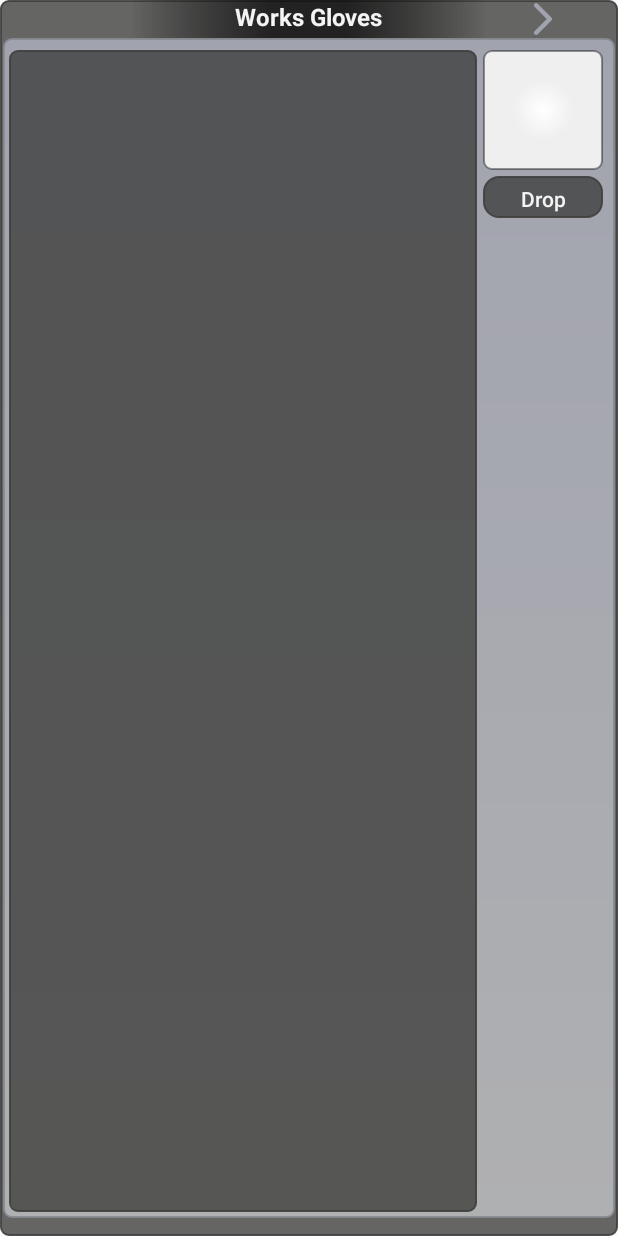
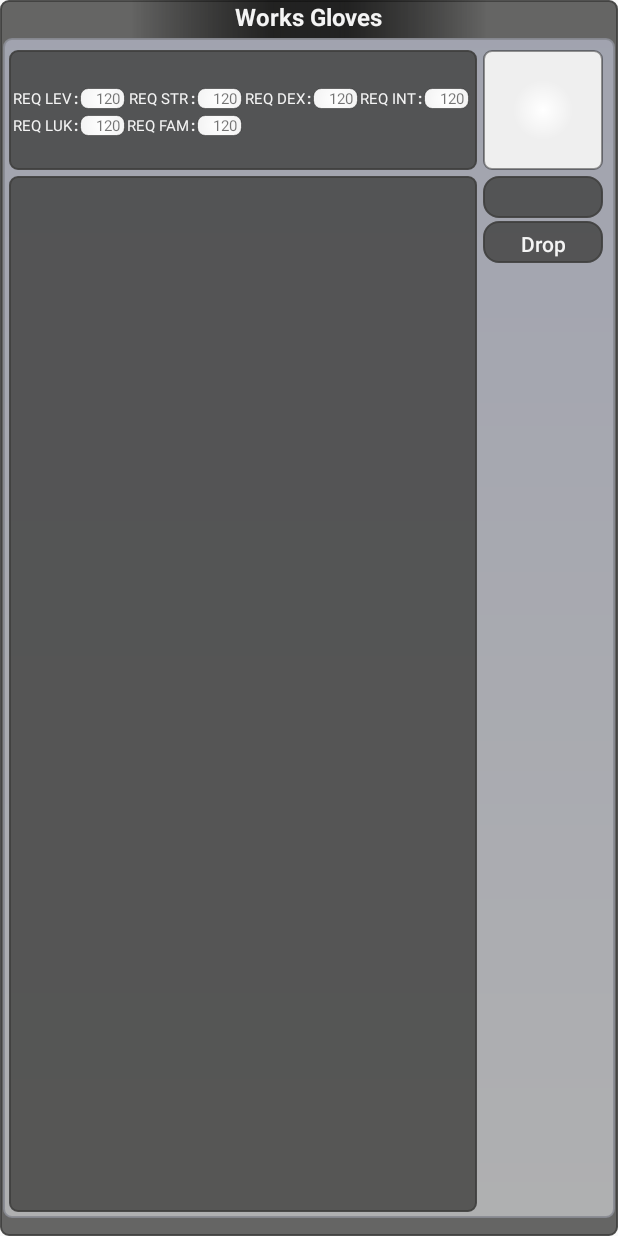
Before and after one commit to yakir4123/MapleMobilePrivate, an Android app: the layout fragment_item_info.xml on its own in the app's theme, with its tools: preview values and no code run, on a phone screen of 412 x 824 dp. Run offline under Robolectric (Android 15) with nearby library versions, the phone set to English and light mode, and no system bars.

Commit message:
Tools window for inventory and equipped items are complete

```diff
--- a/app/src/main/java/com/bapplications/maplemobile/gameplay/player/inventory/Inventory.java
+++ b/app/src/main/java/com/bapplications/maplemobile/gameplay/player/inventory/Inventory.java
@@ -44,5 +44,11 @@ public class Inventory {
         return true;
     }
 
+    public boolean unequipItem(Equip item) {
+        Equip equip = getEquippedInventory().unequipItem(EquipData.get(item.getItemId()).getEqSlot());
+        inventories.get(InventoryType.Id.EQUIP).add(equip);
+        return true;
+    }
+
 
 }
--- a/app/src/main/java/com/bapplications/maplemobile/gameplay/player/look/CharLook.java
+++ b/app/src/main/java/com/bapplications/maplemobile/gameplay/player/look/CharLook.java
@@ -127,6 +127,11 @@ public class CharLook {
     public void addEquip(Integer itemid) {
         equips.addEquip(itemid, drawInfo);
 //        updatetwohanded();
+    }
+
+    public void removeEquip(Integer itemid) {
+        equips.removeEquip(itemid, drawInfo);
+        //        updatetwohanded();
     }
 
     public void draw(DrawArgument args, float alpha) {
--- a/app/src/main/java/com/bapplications/maplemobile/ui/GameFragment.kt
+++ b/app/src/main/java/com/bapplications/maplemobile/ui/GameFragment.kt
@@ -23,8 +23,7 @@ class GameFragment : Fragment() {
         gameGLSurfaceView?.gameEngine?.registerListener(uiManager)
     }
 
-    fun changeMap(mapId: Int) = gameGLSurfaceView!!.queueEvent { gameGLSurfaceView?.gameEngine?.changeMap(mapId, "sp") }
-    fun getGameEngine() = gameGLSurfaceView!!.getGameEngine()
+    fun getGameEngine() = gameGLSurfaceView!!.gameEngine
 
     fun runOnGLThread(run: Runnable) = gameGLSurfaceView!!.queueEvent(run);
 
--- a/app/src/main/java/com/bapplications/maplemobile/ui/adapters/PageViewerInventoryAdapter.kt
+++ b/app/src/main/java/com/bapplications/maplemobile/ui/adapters/PageViewerInventoryAdapter.kt
@@ -2,9 +2,7 @@ package com.bapplications.maplemobile.ui.adapters
 
 import android.content.Context
 import android.view.LayoutInflater
-import android.view.View
 import android.view.ViewGroup
-import androidx.core.view.get
 import androidx.fragment.app.findFragment
 import androidx.recyclerview.widget.RecyclerView
 import androidx.viewpager2.widget.ViewPager2
@@ -36,7 +34,7 @@ class PageViewerInventoryAdapter( val inventory: Inventory) : RecyclerView.Adapt
                     (activity?.supportFragmentManager
                             ?.findFragmentByTag("f" + 2) as ItemInfoFragment)
                             .setItem(slot)
-                    activity.findViewById<ViewPager2>(R.id.tools_window).currentItem = 2
+                    activity.findViewById<ViewPager2>(R.id.tools_window).currentItem = PageViewerToolsAdapter.WindowTool.ITEM_INFO.ordinal
                 }
             }
         }
--- a/app/src/main/java/com/bapplications/maplemobile/ui/windows/InventoryFragment.kt
+++ b/app/src/main/java/com/bapplications/maplemobile/ui/windows/InventoryFragment.kt
@@ -44,16 +44,16 @@ class InventoryFragment(inventory: Inventory) : Fragment(), EventListener {
     }
 
     override fun onDestroyView() {
+        super.onDestroyView()
         EventsQueue.instance.unregisterListener(EventType.ItemDropped, this)
         EventsQueue.instance.unregisterListener(EventType.EquipItem, this)
         EventsQueue.instance.unregisterListener(EventType.UnequipItem, this)
-        super.onDestroyView()
     }
 
     override fun onEventReceive(event: Event) {
         activity?.runOnUiThread {
             when (event) {
-                is ItemDroppedEvent, is EquipItemEvent -> inventoryPagerAdapter.notifyDataSetChanged()
+                is ItemDroppedEvent, is EquipItemEvent, is UnequipItemEvent -> inventoryPagerAdapter.notifyDataSetChanged()
             }
         }
     }
--- a/app/src/main/java/com/bapplications/maplemobile/utils/BindingUtils.kt
+++ b/app/src/main/java/com/bapplications/maplemobile/utils/BindingUtils.kt
@@ -8,6 +8,8 @@ import android.widget.TextView
 import androidx.annotation.StringRes
 import androidx.core.graphics.drawable.toBitmap
 import androidx.databinding.BindingAdapter
+import androidx.databinding.InverseBindingAdapter
+import androidx.viewpager.widget.ViewPager
 import com.bapplications.maplemobile.R
 import com.bapplications.maplemobile.gameplay.player.PlayerViewModel
 import com.bapplications.maplemobile.gameplay.player.inventory.EquipData
--- a/app/src/main/res/layout/fragment_item_info.xml
+++ b/app/src/main/res/layout/fragment_item_info.xml
@@ -5,6 +5,7 @@
 
     <data>
         <import type="com.bapplications.maplemobile.utils.BindingUtils"/>
+        <import type="com.bapplications.maplemobile.gameplay.player.inventory.InventoryType"/>
         <variable
             name="viewModel"
             type="com.bapplications.maplemobile.ui.view_models.ItemInfoViewModel"/>
@@ -33,17 +34,6 @@
             tools:text="Works Gloves"
             app:itemTypeStat="@{BindingUtils.ItemTypeStat.NAME}"
             app:itemId="@{viewModel.inventorySlot.item.itemId}" />
-
-        <ImageView
-            android:id="@+id/return_bt"
-            android:layout_width="wrap_content"
-            android:layout_height="0dp"
-            android:src="@drawable/ic_arrow_point_to_right"
-            app:layout_constraintBottom_toTopOf="@id/sub_window_background"
-            app:layout_constraintEnd_toEndOf="@id/item_info_icon"
-            app:layout_constraintStart_toStartOf="@id/item_info_icon"
-            app:layout_constraintTop_toTopOf="parent"
-            android:layout_margin="2dp"/>
 
         <ImageView
             android:id="@+id/sub_window_background"
@@ -79,7 +69,7 @@
             app:constraint_referenced_ids="req_flow, item_info_equip_bt, item_info_bonuses,
                             req_window_background, item_bonuses_background"
             android:visibility="@{viewModel.inventorySlot.item.equip}"
-            tools:visibility="gone"
+            tools:visibility="visible"
             />
 
         <androidx.constraintlayout.helper.widget.Flow
@@ -349,7 +339,6 @@
             android:id="@+id/item_info_bonuses"
             android:layout_width="0dp"
             android:layout_height="0dp"
-            android:visibility="@{viewModel.inventorySlot.item.equip}"
             app:layout_constraintTop_toTopOf="@id/item_bonuses_background"
             app:layout_constraintStart_toStartOf="@id/item_info_reqlvl_tv"
             app:layout_constraintEnd_toEndOf="@id/item_bonuses_background"
@@ -553,19 +542,19 @@
             android:textSize="@dimen/item_info_sp"
             android:textColor="@color/tc_window"
             android:visibility="@{!viewModel.inventorySlot.item.equip}"
-            tools:visibility="visible"
+            tools:visibility="gone"
             app:itemTypeStat="@{BindingUtils.ItemTypeStat.DESC}"
             app:itemId="@{viewModel.inventorySlot.item.itemId}"/>
 
         <Button
-            android:id="@+id/item_info_drop_bt"
+            android:id="@+id/item_info_equip_bt"
             android:layout_width="0dp"
             android:layout_height="@dimen/btn_size"
             app:layout_constraintTop_toBottomOf="@+id/item_info_icon"
             app:layout_constraintStart_toStartOf="@+id/item_info_icon"
             app:layout_constraintEnd_toEndOf="@+id/item_info_icon"
-            android:text="@string/drop_action"
             android:background="@drawable/positive_btn"
+            android:text="@{viewModel.inventorySlot.inventoryType == InventoryType.Id.EQUIPPED ? `Unequip` : `Equip`}"
             android:textColor="@color/tc_window"
             android:textAllCaps="false"
             android:layout_marginBottom="1dp"
@@ -573,15 +562,15 @@
             />
 
         <Button
-            android:id="@+id/item_info_equip_bt"
+            android:id="@+id/item_info_drop_bt"
             android:layout_width="0dp"
             android:layout_height="@dimen/btn_size"
-            app:layout_constraintTop_toBottomOf="@+id/item_info_drop_bt"
-            app:layout_constraintStart_toStartOf="@+id/item_info_drop_bt"
-            app:layout_constraintEnd_toEndOf="@+id/item_info_drop_bt"
+            android:text="@string/drop_action"
+            android:visibility="@{viewModel.inventorySlot.inventoryType != InventoryType.Id.EQUIPPED}"
+            app:layout_constraintTop_toBottomOf="@+id/item_info_equip_bt"
+            app:layout_constraintStart_toStartOf="@+id/item_info_equip_bt"
+            app:layout_constraintEnd_toEndOf="@+id/item_info_equip_bt"
             android:background="@drawable/positive_btn"
-            android:text="@string/equip_action"
-            android:layout_marginBottom="8dp"
             android:textColor="@color/tc_window"
             android:textAllCaps="false"
             />
```
Also changed, not shown: app/src/main/java/com/bapplications/maplemobile/gameplay/GameEngine.kt (+5 -7 lines), app/src/main/java/com/bapplications/maplemobile/gameplay/player/Player.kt (+10 -2 lines), app/src/main/java/com/bapplications/maplemobile/gameplay/player/look/CharEquips.java (+10 -0 lines), app/src/main/java/com/bapplications/maplemobile/opengl/GameGLSurfaceView.java (deleted, +0 -78 lines), app/src/main/java/com/bapplications/maplemobile/opengl/GameGLSurfaceView.kt (added, +28 -0 lines), app/src/main/java/com/bapplications/maplemobile/ui/GameActivity.java (+1 -11 lines), app/src/main/java/com/bapplications/maplemobile/ui/GameActivityUIManager.kt (+8 -8 lines), app/src/main/java/com/bapplications/maplemobile/ui/adapters/PageViewerToolsAdapter.kt (+10 -11 lines), app/src/main/java/com/bapplications/maplemobile/ui/windows/ChangeMapPopup.java (deleted, +0 -63 lines), app/src/main/java/com/bapplications/maplemobile/ui/windows/EquippedFragment.kt (+41 -3 lines), app/src/main/java/com/bapplications/maplemobile/ui/windows/ItemInfoFragment.kt (+17 -15 lines), app/src/main/res/layout/activity_game.xml (+1 -14 lines).
